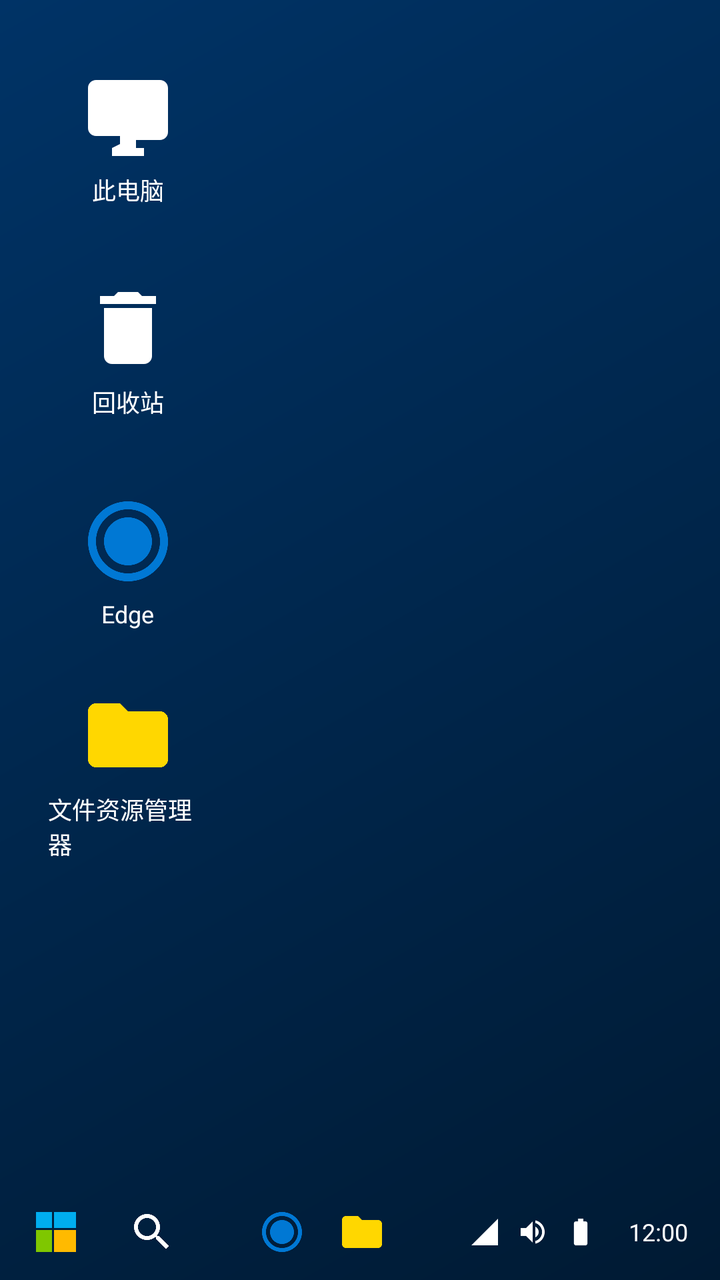
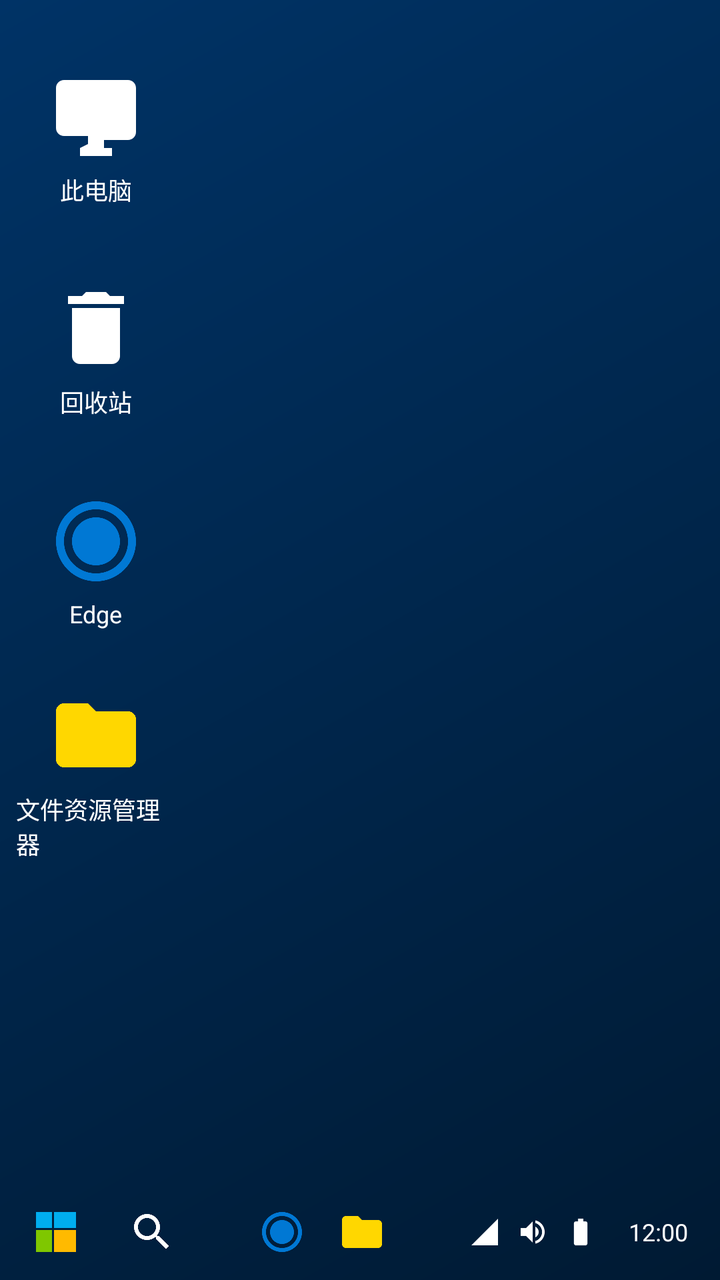

Before-and-after screenshots of an Android layout around one commit, followed by the original layout XML and the change that was made.
<!-- AndroidManifest.xml: activity theme Theme.Win11Emu.Desktop -->
<!-- res/layout/activity_desktop.xml -->
<?xml version="1.0" encoding="utf-8"?>
<FrameLayout xmlns:android="http://schemas.android.com/apk/res/android"
    android:layout_width="match_parent"
    android:layout_height="match_parent"
    android:background="@drawable/desktop_background">

    
    <LinearLayout
        android:id="@+id/desktopIcons"
        android:layout_width="wrap_content"
        android:layout_height="wrap_content"
        android:layout_marginStart="24dp"
        android:layout_marginTop="24dp"
        android:orientation="vertical">

        
        <LinearLayout
            android:layout_width="80dp"
            android:layout_height="90dp"
            android:gravity="center"
            android:orientation="vertical">

            <ImageView
                android:id="@+id/iconThisPC"
                android:layout_width="48dp"
                android:layout_height="48dp"
                android:src="@drawable/ic_thispc" />

            <TextView
                android:layout_width="wrap_content"
                android:layout_height="wrap_content"
                android:layout_marginTop="4dp"
                android:text="此电脑"
                android:textColor="#FFFFFF"
                android:textSize="12sp" />
        </LinearLayout>

        
        <LinearLayout
            android:layout_width="80dp"
            android:layout_height="90dp"
            android:layout_marginTop="16dp"
            android:gravity="center"
            android:orientation="vertical">

            <ImageView
                android:id="@+id/iconRecycleBin"
                android:layout_width="48dp"
                android:layout_height="48dp"
                android:src="@drawable/ic_recycle_bin" />

            <TextView
                android:layout_width="wrap_content"
                android:layout_height="wrap_content"
                android:layout_marginTop="4dp"
                android:text="回收站"
                android:textColor="#FFFFFF"
                android:textSize="12sp" />
        </LinearLayout>

        
        <LinearLayout
            android:layout_width="80dp"
            android:layout_height="90dp"
            android:layout_marginTop="16dp"
            android:gravity="center"
            android:orientation="vertical">

            <ImageView
                android:id="@+id/iconBrowser"
                android:layout_width="48dp"
                android:layout_height="48dp"
                android:src="@drawable/ic_edge" />

            <TextView
                android:layout_width="wrap_content"
                android:layout_height="wrap_content"
                android:layout_marginTop="4dp"
                android:text="Edge"
                android:textColor="#FFFFFF"
                android:textSize="12sp" />
        </LinearLayout>

        
        <LinearLayout
            android:layout_width="80dp"
            android:layout_height="90dp"
            android:layout_marginTop="16dp"
            android:gravity="center"
            android:orientation="vertical">

            <ImageView
                android:id="@+id/iconExplorer"
                android:layout_width="48dp"
                android:layout_height="48dp"
                android:src="@drawable/ic_explorer" />

            <TextView
                android:layout_width="wrap_content"
                android:layout_height="wrap_content"
                android:layout_marginTop="4dp"
                android:text="文件资源管理器"
                android:textColor="#FFFFFF"
                android:textSize="12sp" />
        </LinearLayout>
    </LinearLayout>

    
    <LinearLayout
        android:id="@+id/startMenuPanel"
        android:layout_width="280dp"
        android:layout_height="match_parent"
        android:layout_gravity="start"
        android:background="@drawable/start_menu_background"
        android:elevation="8dp"
        android:orientation="vertical"
        android:padding="16dp"
        android:visibility="gone">

        
        <EditText
            android:layout_width="match_parent"
            android:layout_height="40dp"
            android:background="@drawable/search_box_background"
            android:drawableStart="@drawable/ic_search"
            android:drawablePadding="8dp"
            android:hint="搜索应用、文档..."
            android:padding="8dp"
            android:textColorHint="#80FFFFFF"
            android:textSize="14sp" />

        
        <TextView
            android:layout_width="wrap_content"
            android:layout_height="wrap_content"
            android:layout_marginTop="16dp"
            android:layout_marginBottom="8dp"
            android:text="已固定"
            android:textColor="#FFFFFF"
            android:textSize="14sp" />

        <GridLayout
            android:id="@+id/startMenuAppsLayout"
            android:layout_width="match_parent"
            android:layout_height="wrap_content"
            android:columnCount="3"
            android:rowCount="4">
        </GridLayout>

        
        <TextView
            android:layout_width="wrap_content"
            android:layout_height="wrap_content"
            android:layout_marginTop="24dp"
            android:layout_marginBottom="8dp"
            android:text="推荐"
            android:textColor="#FFFFFF"
            android:textSize="14sp" />

        <ScrollView
            android:layout_width="match_parent"
            android:layout_height="200dp">

            <LinearLayout
                android:layout_width="match_parent"
                android:layout_height="wrap_content"
                android:orientation="vertical">

                <LinearLayout
                    android:layout_width="match_parent"
                    android:layout_height="48dp"
                    android:gravity="center_vertical"
                    android:orientation="horizontal"
                    android:padding="8dp">

                    <ImageView
                        android:layout_width="32dp"
                        android:layout_height="32dp"
                        android:src="@drawable/ic_explorer" />

                    <TextView
                        android:layout_width="0dp"
                        android:layout_height="wrap_content"
                        android:layout_marginStart="12dp"
                        android:layout_weight="1"
                        android:text="最近打开的文档"
                        android:textColor="#FFFFFF"
                        android:textSize="14sp" />
                </LinearLayout>

                <LinearLayout
                    android:layout_width="match_parent"
                    android:layout_height="48dp"
                    android:gravity="center_vertical"
                    android:orientation="horizontal"
                    android:padding="8dp">

                    <ImageView
                        android:layout_width="32dp"
                        android:layout_height="32dp"
                        android:src="@drawable/ic_image" />

                    <TextView
                        android:layout_width="0dp"
                        android:layout_height="wrap_content"
                        android:layout_marginStart="12dp"
                        android:layout_weight="1"
                        android:text="最近的图片"
                        android:textColor="#FFFFFF"
                        android:textSize="14sp" />
                </LinearLayout>
            </LinearLayout>
        </ScrollView>

        
        <View
            android:layout_width="match_parent"
            android:layout_height="0dp"
            android:layout_weight="1" />

        
        <LinearLayout
            android:layout_width="match_parent"
            android:layout_height="wrap_content"
            android:gravity="end"
            android:orientation="horizontal"
            android:padding="8dp">

            <ImageView
                android:layout_width="32dp"
                android:layout_height="32dp"
                android:src="@drawable/ic_user" />

            <ImageView
                android:layout_width="32dp"
                android:layout_height="32dp"
                android:layout_marginStart="16dp"
                android:src="@drawable/ic_power" />
        </LinearLayout>
    </LinearLayout>

    
    <View
        android:id="@+id/taskbarOverlay"
        android:layout_width="match_parent"
        android:layout_height="match_parent"
        android:background="#4D000000"
        android:visibility="gone" />

    
    <LinearLayout
        android:id="@+id/taskbar"
        android:layout_width="match_parent"
        android:layout_height="48dp"
        android:layout_gravity="bottom"
        android:gravity="center_vertical"
        android:orientation="horizontal"
        android:paddingStart="8dp"
        android:paddingEnd="8dp">

        
        <ImageView
            android:id="@+id/btnStartMenu"
            android:layout_width="40dp"
            android:layout_height="40dp"
            android:layout_marginEnd="8dp"
            android:padding="8dp"
            android:src="@drawable/win_logo" />

        
        <ImageView
            android:id="@+id/btnSearch"
            android:layout_width="40dp"
            android:layout_height="40dp"
            android:padding="8dp"
            android:src="@drawable/ic_search" />

        
        <LinearLayout
            android:layout_width="0dp"
            android:layout_height="match_parent"
            android:layout_weight="1"
            android:gravity="center"
            android:orientation="horizontal">

            <ImageView
                android:layout_width="40dp"
                android:layout_height="40dp"
                android:padding="8dp"
                android:src="@drawable/ic_edge" />

            <ImageView
                android:layout_width="40dp"
                android:layout_height="40dp"
                android:padding="8dp"
                android:src="@drawable/ic_explorer" />
        </LinearLayout>

        
        <LinearLayout
            android:layout_width="wrap_content"
            android:layout_height="match_parent"
            android:gravity="center"
            android:orientation="horizontal"
            android:paddingStart="8dp"
            android:paddingEnd="8dp">

            
            <ImageView
                android:layout_width="16dp"
                android:layout_height="16dp"
                android:src="@drawable/ic_signal" />

            <ImageView
                android:layout_width="16dp"
                android:layout_height="16dp"
                android:layout_marginStart="8dp"
                android:src="@drawable/ic_volume" />

            <ImageView
                android:layout_width="16dp"
                android:layout_height="16dp"
                android:layout_marginStart="8dp"
                android:src="@drawable/ic_battery" />

            
            <TextView
                android:id="@+id/tvTime"
                android:layout_width="wrap_content"
                android:layout_height="wrap_content"
                android:layout_marginStart="16dp"
                android:text="12:00"
                android:textColor="#FFFFFF"
                android:textSize="12sp" />
        </LinearLayout>
    </LinearLayout>

</FrameLayout>
<!-- resources referenced by this layout -->
<resources>
  <!-- drawable desktop_background (drawable) -->
  <?xml version="1.0" encoding="utf-8"?>
  <shape xmlns:android="http://schemas.android.com/apk/res/android">
      <gradient
          android:angle="135"
          android:startColor="#001a33"
          android:endColor="#003366"
          android:type="linear" />
  </shape>
  <!-- drawable ic_explorer (drawable) -->
  <vector xmlns:android="http://schemas.android.com/apk/res/android"
      android:width="24dp"
      android:height="24dp"
      android:viewportWidth="24"
      android:viewportHeight="24">
      <path
          android:fillColor="#FFD700"
          android:pathData="M10,4H4c-1.1,0-2,0.9-2,2v12c0,1.1,0.9,2,2,2h16c1.1,0,2-0.9,2-2V8c0-1.1-0.9-2-2-2h-8l-2-2z"/>
  </vector>
  <!-- drawable ic_image (drawable) -->
  <vector xmlns:android="http://schemas.android.com/apk/res/android"
      android:width="24dp"
      android:height="24dp"
      android:viewportWidth="24"
      android:viewportHeight="24">
      <path
          android:fillColor="#FFD700"
          android:pathData="M10,4H4c-1.1,0-2,0.9-2,2v12c0,1.1,0.9,2,2,2h16c1.1,0,2-0.9,2-2V8c0-1.1-0.9-2-2-2h-8l-2-2z"/>
  </vector>
  <!-- drawable ic_recycle_bin (drawable) -->
  <vector xmlns:android="http://schemas.android.com/apk/res/android"
      android:width="24dp"
      android:height="24dp"
      android:viewportWidth="24"
      android:viewportHeight="24">
      <path
          android:fillColor="#FFFFFF"
          android:pathData="M6,19c0,1.1,0.9,2,2,2h8c1.1,0,2-0.9,2-2V7H6V19z M19,4h-3.5l-1-1h-5l-1,1H5v2h14V4z"/>
  </vector>
  <!-- drawable ic_signal (drawable) -->
  <vector xmlns:android="http://schemas.android.com/apk/res/android"
      android:width="24dp"
      android:height="24dp"
      android:viewportWidth="24"
      android:viewportHeight="24">
      <path
          android:fillColor="#FFFFFF"
          android:pathData="M2,22h20V2z M12,12L2,22h10z"/>
  </vector>
  <!-- drawable ic_thispc (drawable) -->
  <vector xmlns:android="http://schemas.android.com/apk/res/android"
      android:width="24dp"
      android:height="24dp"
      android:viewportWidth="24"
      android:viewportHeight="24">
      <path
          android:fillColor="#FFFFFF"
          android:pathData="M20,3L4,3c-1.1,0-2,0.9-2,2v10c0,1.1,0.9,2,2,2h6v2L8,20v2h8v-2h-2v-2h6c1.1,0,2-0.9,2-2L22,5c0-1.1-0.9-2-2-2z"/>
  </vector>
  <!-- drawable ic_user (drawable) -->
  <vector xmlns:android="http://schemas.android.com/apk/res/android"
      android:width="24dp"
      android:height="24dp"
      android:viewportWidth="24"
      android:viewportHeight="24">
      <path
          android:fillColor="#FFFFFF"
          android:pathData="M12,12c2.21,0,4-1.79,4-4s-1.79-4-4-4s-4,1.79-4,4S9.79,12,12,12z M12,14c-2.67,0-8,1.34-8,4v2h16v-2C20,15.34,14.67,14,12,14z"/>
  </vector>
  <!-- drawable search_box_background (drawable) -->
  <?xml version="1.0" encoding="utf-8"?>
  <shape xmlns:android="http://schemas.android.com/apk/res/android">
      <solid android:color="#3D3D3D" />
      <corners android:radius="4dp" />
  </shape>
  <!-- drawable start_menu_background (drawable) -->
  <?xml version="1.0" encoding="utf-8"?>
  <shape xmlns:android="http://schemas.android.com/apk/res/android">
      <solid android:color="#1F1F1F" />
      <corners android:radius="8dp" />
      <stroke
          android:width="1dp"
          android:color="#3D3D3D" />
  </shape>
  <style name="Theme.Win11Emu.Desktop" parent="Theme.Win11Emu">
          <item name="android:windowFullscreen">true</item>
          <item name="android:windowTranslucentStatus">true</item>
          <item name="android:windowTranslucentNavigation">true</item>
      </style>
  <color name="win11_blue">#0078D4</color>
  <color name="win11_dark_blue">#005A9E</color>
  <color name="white">#FFFFFF</color>
  <!-- unchanged entries left out for length: 7 -->
</resources>

<!-- the commit's change to res/layout/activity_desktop.xml (unified diff, before → after) -->
@@ -9,7 +9,7 @@
         android:id="@+id/desktopIcons"
         android:layout_width="wrap_content"
         android:layout_height="wrap_content"
-        android:layout_marginStart="24dp"
+        android:layout_marginStart="8dp"
         android:layout_marginTop="24dp"
         android:orientation="vertical">
 
